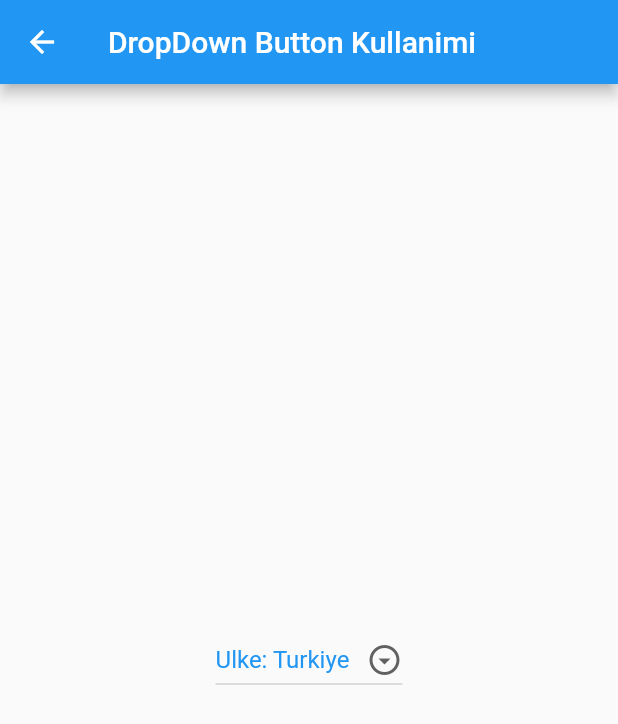
After one commit to tahaturan/flutter_basis_widget_2, a Flutter app: the screen it shows after launch, after a tap on "DropDown Button", on a phone screen of 412 x 824 dp. The commit adds this screen. Shown: the top 724 px of the screen. Run offline on Flutter 3.47's test engine with Material 2 defaults, Android fonts, the phone set to English and light mode, and no system bars.

Commit message:
Dropdown Button Kullanimi

```diff
--- /dev/null
+++ b/lib/views/dropdown_button_kullanimi.dart
@@ -0,0 +1,57 @@
+import 'package:flutter/material.dart';
+
+class DropDownButtonKullanimi extends StatefulWidget {
+  const DropDownButtonKullanimi({Key? key}) : super(key: key);
+
+  @override
+  State<DropDownButtonKullanimi> createState() =>
+      _DropDownButtonKullanimiState();
+}
+
+class _DropDownButtonKullanimiState extends State<DropDownButtonKullanimi> {
+  var ulkelerListe = <String>[];
+  String secilenUlke = "Turkiye";
+  @override
+  void initState() {
+    super.initState();
+    ulkelerListe.add("Turkiye");
+    ulkelerListe.add("Almanya");
+    ulkelerListe.add("Fransa");
+    ulkelerListe.add("Italya");
+    ulkelerListe.add("Japonya");
+  }
+
+  @override
+  Widget build(BuildContext context) {
+    return Scaffold(
+        appBar: AppBar(
+          title: const Text("DropDown Button Kullanimi"),
+        ),
+        body: Center(
+          child: Column(
+            mainAxisAlignment: MainAxisAlignment.center,
+            children: [
+              DropdownButton<String>(
+                value: secilenUlke,
+                items:
+                    ulkelerListe.map<DropdownMenuItem<String>>((String value) {
+                  return DropdownMenuItem<String>(
+                    value: value,
+                    child: Text(
+                      "Ulke: $value",
+                      style: const TextStyle(color: Colors.blue),
+                    ),
+                  );
+                }).toList(),
+                icon: const Icon(Icons.arrow_drop_down_circle_outlined),
+                onChanged: (String? secilenVeri) {
+                  setState(() {
+                    secilenUlke = secilenVeri!;
+                  });
+                },
+              )
+            ],
+          ),
+        ));
+  }
+}
--- a/lib/views/my_home_page.dart
+++ b/lib/views/my_home_page.dart
@@ -1,5 +1,6 @@
 import 'package:flutter/material.dart';
 import 'package:flutter_basis_widget_2/views/checkbox_kullanimi.dart';
+import 'package:flutter_basis_widget_2/views/dropdown_button_kullanimi.dart';
 import 'package:flutter_basis_widget_2/views/progressbar_kullanimi.dart';
 import 'package:flutter_basis_widget_2/views/radiobutton_kullanimi.dart';
 import 'package:flutter_basis_widget_2/views/slider_kullanimi.dart';
@@ -42,7 +43,10 @@ class _MyHomePageState extends State<MyHomePage> {
                 gecisSayfasi: const SliderKullanimi()),
             SayfaGecisButton(
                 butonYazi: "Time And Date Picker",
-                gecisSayfasi: const TimeAndDatePicker())
+                gecisSayfasi: const TimeAndDatePicker()),
+            SayfaGecisButton(
+                butonYazi: "DropDown Button",
+                gecisSayfasi: const DropDownButtonKullanimi()),
           ],
         ),
       ),
```
Also changed, not shown: assets/images/dropdown_button.gif (added), 1 other file.
